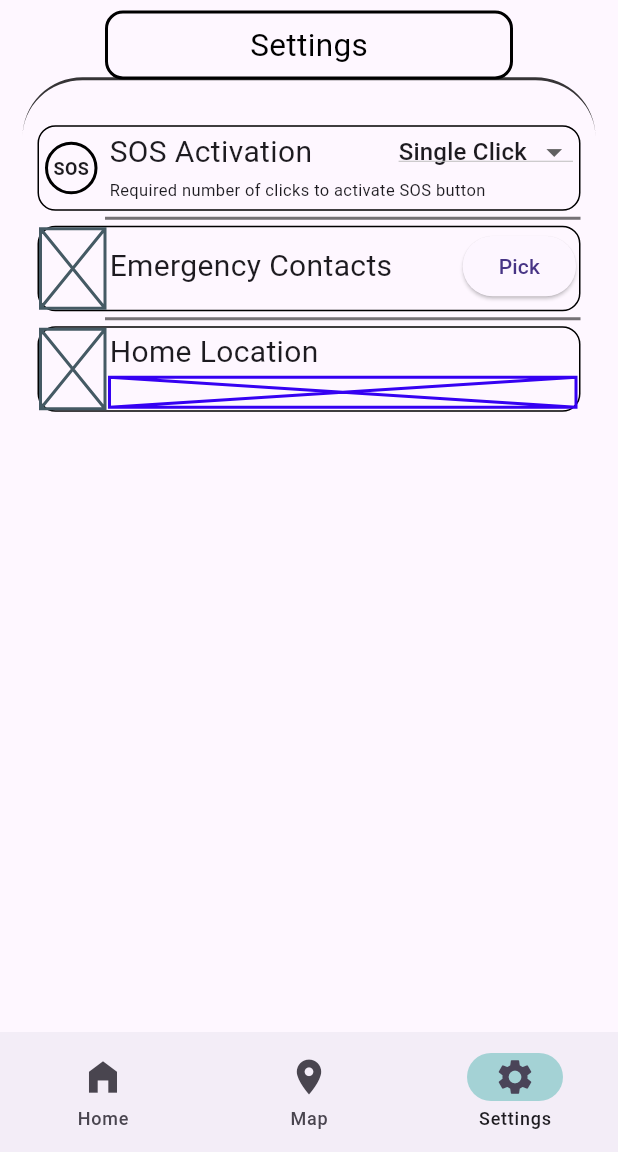
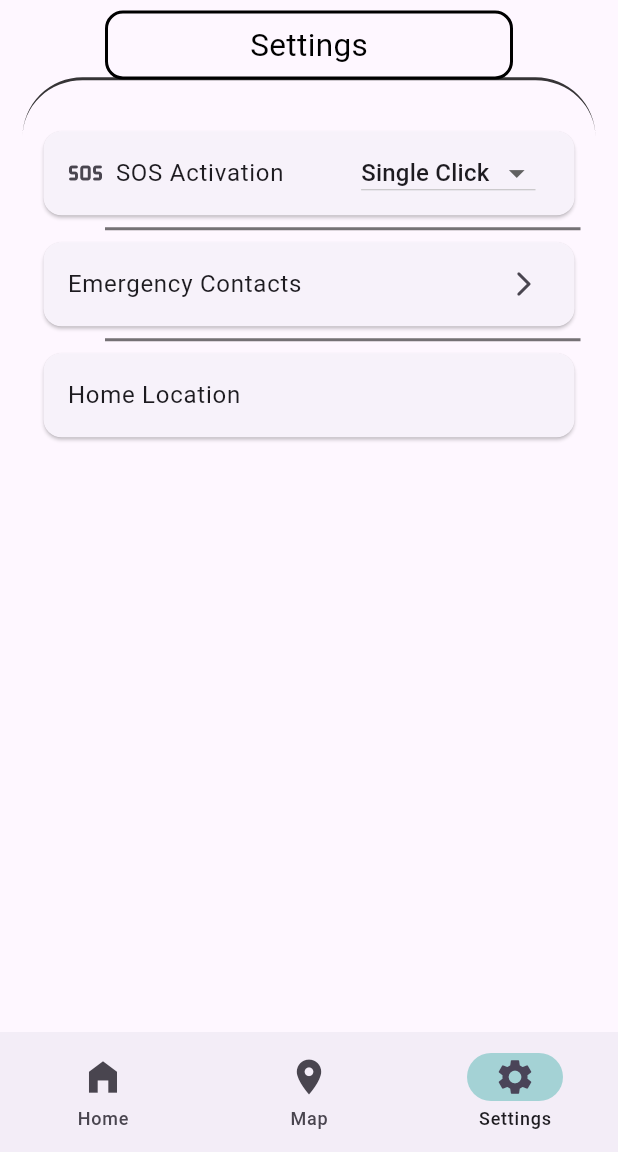
Before and after one commit to ZephLevy/Safe-return, a Flutter app: the screen it shows after launch, item 3 of the bottom bar chosen, on a phone screen of 412 x 824 dp, the part 84-1236 px from its top. Run offline on Flutter 3.47's test engine with Material 3 defaults, Android fonts, the phone set to English and light mode, and no system bars; our stand-ins replace flutter_contacts, geolocator.

Commit message:
Modify UI; Improve listview, move Select Contacts button to a page nested inside Emergency Contacts.

```diff
--- a/lib/pages/settings_page.dart
+++ b/lib/pages/settings_page.dart
@@ -1,3 +1,10 @@
+//! Not goooood
+//? Crappppp code
+// Overused comment
+//todo I have way to much uncompleted code
+//* This is okkkk
+//. I WILL KILL MYSELF
+
 import 'package:flutter/cupertino.dart';
 import 'package:flutter/material.dart';
 import 'package:flutter/services.dart';
@@ -19,7 +26,7 @@ class SettingsPage extends StatelessWidget {
               SizedBox(
                 width: double.infinity,
                 height: 600,
-                child: Menus(),
+                child: Options(),
               ),
             ],
           ),
@@ -51,14 +58,47 @@ class SettingsPage extends StatelessWidget {
   }
 }
 
-class Menus extends StatefulWidget {
-  const Menus({super.key});
+class Options extends StatefulWidget {
+  final String? title;
+  final String? info;
+  final Widget? leading;
+  final Widget? trailing;
+
+  const Options(
+      {this.title, this.info, this.leading, this.trailing, super.key});
 
   @override
-  MenusState createState() => MenusState();
+  OptionsState createState() => OptionsState();
 }
 
-class MenusState extends State<Menus> {
+class OptionsState extends State<Options> {
+  Options getOption(int index) {
+    switch (index) {
+      case 0:
+        return Options(
+          title: "SOS Activation",
+          info: "Required number of clicks to activate SOS button",
+          trailing: _sosActButton(),
+          leading: Icon(Icons.sos_rounded),
+        );
+
+      case 1:
+        return Options(
+          title: "Emergency Contacts",
+          trailing: Icon(
+            Icons.arrow_forward_ios_rounded,
+            size: 20,
+          ),
+        );
+      case 2:
+        return Options(
+          title: "Home Location",
+        );
+      default:
+        return Options(title: "default", info: "default");
+    }
+  }
+
   final dditems = [
     'Single Click',
     'Double Click',
@@ -66,22 +106,11 @@ class MenusState extends State<Menus> {
     'Quad-Click',
   ];
   String? value;
+
   double listIndent = 45;
 
   List<double> itemSize = [55, 55, 55];
   List<double> infoRIndent = [5, 5, 5];
-
-  List<Map<String, dynamic>> entlist = [
-    {
-      "title": "SOS Activation",
-      "info": 'Required number of clicks to activate SOS button',
-    },
-    {
-      "title": "Emergency Contacts",
-      "info": "",
-    },
-    {"title": "Home Location", "info": ""}
-  ];
 
   @override
   void initState() {
@@ -108,7 +137,7 @@ class MenusState extends State<Menus> {
   Widget _scroll() {
     return ListView.separated(
       padding: EdgeInsets.symmetric(horizontal: 10, vertical: 30),
-      itemCount: entlist.length,
+      itemCount: 3,
       separatorBuilder: (BuildContext context, int index) => Divider(
         color: Colors.black54,
         thickness: 2,
@@ -116,9 +145,98 @@ class MenusState extends State<Menus> {
         height: 10,
       ),
       itemBuilder: (BuildContext context, int index) {
-        // ignore: unused_local_variable
-        final item = entlist[index];
-        return Container(
+        final Options item = getOption(index);
+        if (index == 1) {
+          List<Contact> selectedContacts = [];
+          return Hero(
+            tag: "iceContacts",
+            child: Material(
+              child: Card(
+                child: ListTile(
+                  title: Text(item.title as String),
+                  trailing: item.trailing,
+                  leading: item.leading,
+                  horizontalTitleGap: 8,
+                  onTap: () {
+                    Navigator.push(
+                      context,
+                      MaterialPageRoute<Widget>(
+                        builder: (BuildContext context) {
+                          return Scaffold(
+                            appBar: AppBar(
+                              //todo center add icon with title and back button
+                              //? modify back button
+                              actions: [
+                                Padding(
+                                  padding: EdgeInsets.only(right: 32),
+                                  child: InkWell(
+                                    radius: 24,
+                                    borderRadius: BorderRadius.circular(20),
+                                    onTap: () async {
+                                      Future<void> pickContacts() async {
+                                        while (true) {
+                                          final contact = await FlutterContacts
+                                              .openExternalPick();
+                                        }
+                                      }
+
+                                      if (await FlutterContacts
+                                          .requestPermission()) {
+                                        final contact = await FlutterContacts
+                                            .openExternalPick();
+                                        if (contact != null) {
+                                          print(contact.phones);
+                                        }
+                                      }
+                                    },
+                                    child: Icon(
+                                      Icons.add,
+                                      size: 28,
+                                    ),
+                                  ),
+                                ),
+                              ],
+                              title: Text(item.title as String),
+                            ),
+                            body: Column(
+                              children: <Widget>[
+                                SizedBox(
+                                  height: 200,
+                                  child: ListView.separated(
+                                    itemCount: selectedContacts.length,
+                                    separatorBuilder:
+                                        (BuildContext context, int index) =>
+                                            Divider(),
+                                    itemBuilder:
+                                        (BuildContext context, int index) {
+                                      return ListTile(
+                                        title: Text("oasdi"),
+                                      );
+                                    },
+                                  ),
+                                ),
+                              ],
+                            ),
+                          );
+                        },
+                      ),
+                    );
+                  },
+                ),
+              ),
+            ),
+          );
+        }
+        return Card(
+          child: ListTile(
+            title: Text(item.title as String),
+            trailing: item.trailing,
+            leading: item.leading,
+            horizontalTitleGap: 8,
+          ),
+        );
+
+        /* Container(
           decoration: BoxDecoration(
               border: Border.all(color: Colors.black),
               borderRadius: BorderRadius.circular(12)),
@@ -151,7 +269,7 @@ class MenusState extends State<Menus> {
                                     color:
                                         const Color.fromARGB(0, 0, 255, 21))),
                             child: Text(
-                              (entlist[index]["title"]),
+                              (item.title as String),
                               style: TextStyle(fontSize: 20),
                             ),
                           ),
@@ -170,7 +288,7 @@ class MenusState extends State<Menus> {
                                     color:
                                         const Color.fromARGB(0, 0, 255, 21))),
                             child: Text(
-                              (entlist[index]["info"]),
+                              (item.info ?? "nothing here!"),
                               style: TextStyle(fontSize: 11),
                             ),
                           ),
@@ -182,53 +300,36 @@ class MenusState extends State<Menus> {
               ],
             ),
           ),
-        );
+        ); */
       },
     );
   }
 
-  Widget _buildItem(int index) {
-    switch (index) {
-      case 0:
-        return _sosActButton();
-      case 1:
-        return _contactPicker();
-      case 2:
-        return SizedBox(
-            height: 20,
-            child: Placeholder(color: const Color.fromARGB(255, 53, 1, 242)));
-      default:
-        return SizedBox(
-          height: 20,
-          child: Placeholder(
-            color: Colors.red,
-          ),
-        );
-    }
-  }
-
-  Widget _scrollIcon(int index) {
-    switch (index) {
-      case 0:
-        return Container(
-          clipBehavior: Clip.antiAlias,
-          margin: EdgeInsets.only(right: 5, left: 3, top: 2, bottom: 2),
-          decoration: BoxDecoration(
-              shape: BoxShape.circle, border: Border.all(width: 2)),
-          child: Center(
-            child: Text(
-              "SOS",
-              style: TextStyle(fontWeight: FontWeight.bold, fontSize: 12),
-            ),
-          ),
-        );
-      default:
-        return Placeholder();
-    }
-  }
+  //*  Widget _buildItem(int index) {
+  //*   switch (index) {
+  //*    case 0:
+  //*      return _sosActButton();
+  //*    case 1:
+  //*      return _contactPicker();
+  //*    case 2:
+  //*      return SizedBox(
+  //*          height: 20,
+  //*          child: Placeholder(color: const Color.fromARGB(255, 53, 1, 242)));
+  //*    default:
+  //*      return SizedBox(
+  //*        height: 20,
+  //*        child: Placeholder(
+  //*         color: Colors.red,
+  //*       ),
+  //*     );
+  //* }
+  //* }
 
   Widget _contactPicker() {
-    return ElevatedButton(
+    return Container(
+      margin: EdgeInsets.only(right: 5),
+      // decoration: BoxDecoration(border: Border.all(color: Colors.black)),
+      child: ElevatedButton(
         style: ButtonStyle(
           foregroundColor: WidgetStatePropertyAll(Palette.purple),
           backgroundColor:
@@ -237,6 +338,12 @@ class MenusState extends State<Menus> {
           //     WidgetStatePropertyAll(const Color.fromARGB(255, 211, 26, 26)),
         ),
         onPressed: () async {
+          Future<void> pickContacts() async {
+            while (true) {
+              final contact = await FlutterContacts.openExternalPick();
+            }
+          }
+
           if (await FlutterContacts.requestPermission()) {
             final contact = await FlutterContacts.openExternalPick();
             if (contact != null) {
@@ -245,16 +352,18 @@ class MenusState extends State<Menus> {
           }
         },
         child: Text("Pick"),
+      ),
     );
   }
 
   Widget _sosActButton() {
     return // dropdown button
         Container(
-      height: 30,
+      height: 40,
       decoration: BoxDecoration(
           border: Border.all(color: const Color.fromARGB(0, 255, 170, 0))),
       child: DropdownButton<String>(
+        autofocus: false,
         padding: EdgeInsets.only(left: 8, right: 1),
         onTap: () {
           HapticFeedback.selectionClick();
```
Lines whose indentation alone changed are shown as unchanged.
